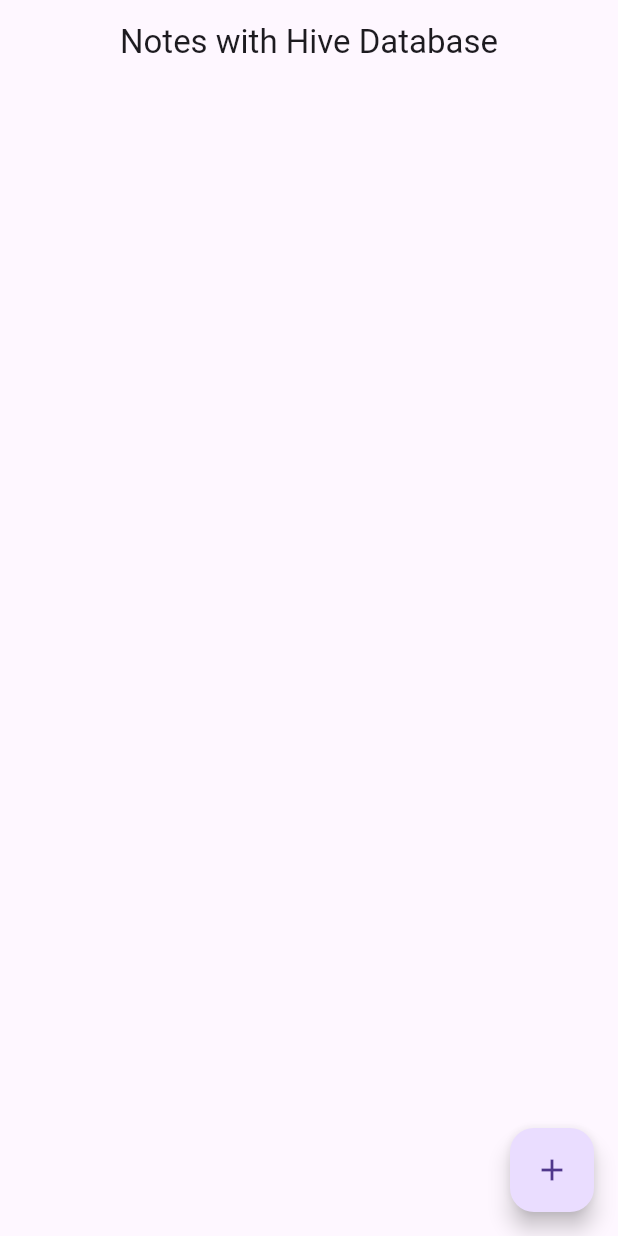
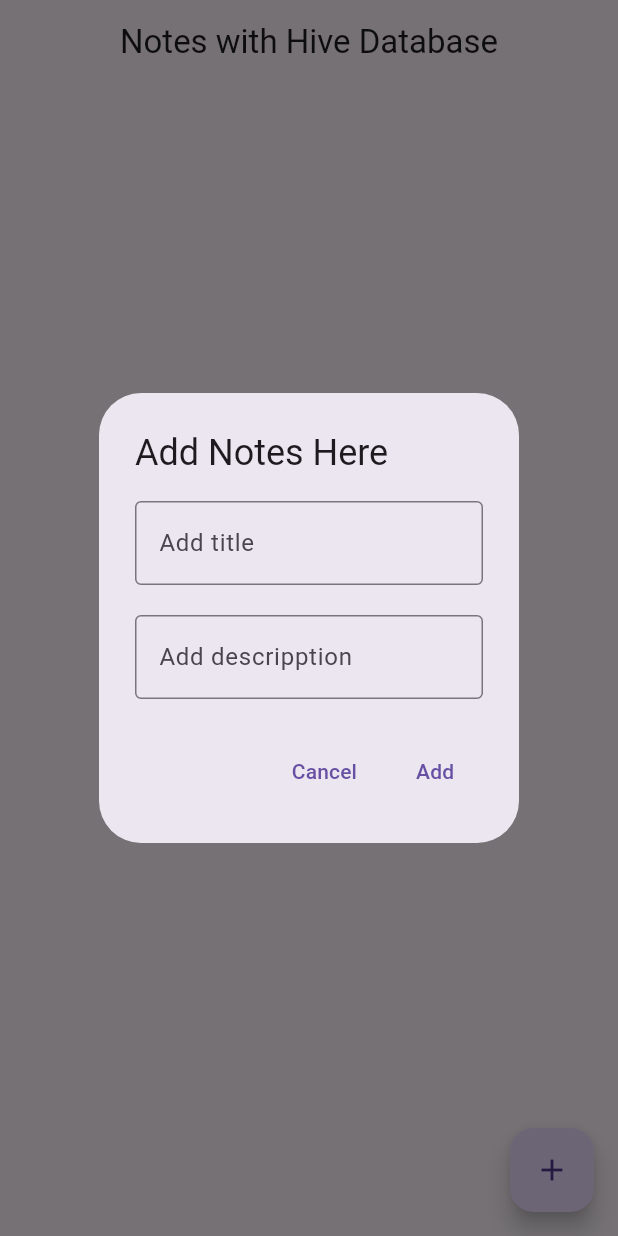
Before and after one commit to azix-khan/flutter_hive, a Flutter app: the screen it shows after launch, after a tap on the "add" icon, on a phone screen of 412 x 824 dp. Run offline on Flutter 3.47's test engine with Material 3 defaults, Android fonts, the phone set to English and light mode, and no system bars; our stand-ins replace hive; accounts and stored records are empty.

Commit message:
boxes added for notes

```diff
--- /dev/null
+++ b/lib/boxes/boxes.dart
@@ -0,0 +1,6 @@
+import 'package:flutter_hive/models/notes_model.dart';
+import 'package:hive/hive.dart';
+
+class Boxes {
+  static Box<NotesModel> getData() => Hive.box<NotesModel>('notes');
+}
--- a/lib/home_screen.dart
+++ b/lib/home_screen.dart
@@ -1,4 +1,6 @@
 import 'package:flutter/material.dart';
+import 'package:flutter_hive/boxes/boxes.dart';
+import 'package:flutter_hive/models/notes_model.dart';
 
 class HomeScreen extends StatefulWidget {
   const HomeScreen({super.key});
@@ -8,6 +10,8 @@ class HomeScreen extends StatefulWidget {
 }
 
 class _HomeScreenState extends State<HomeScreen> {
+  final titleController = TextEditingController();
+  final descriptionController = TextEditingController();
   @override
   Widget build(BuildContext context) {
     return Scaffold(
@@ -15,13 +19,70 @@ class _HomeScreenState extends State<HomeScreen> {
         title: const Text("Notes with Hive Database"),
         centerTitle: true,
       ),
-      body: Column(
+      body: const Column(
         children: [],
       ),
       floatingActionButton: FloatingActionButton(
-        onPressed: () async {},
+        onPressed: () async {
+          _showMyDialog();
+        },
         child: const Icon(Icons.add),
       ),
     );
   }
+
+  Future<void> _showMyDialog() async {
+    return showDialog(
+        context: context,
+        builder: (context) {
+          return AlertDialog(
+            title: const Text("Add Notes Here"),
+            actions: [
+              TextButton(
+                onPressed: () {
+                  Navigator.pop(context);
+                },
+                child: const Text("Cancel"),
+              ),
+              TextButton(
+                onPressed: () {
+                  // to add data to boxes
+                  final data = NotesModel(
+                      title: titleController.text,
+                      description: descriptionController.text);
+
+                  final box = Boxes.getData();
+                  box.add(data);
+
+                  Navigator.pop(context);
+                },
+                child: const Text("Add"),
+              ),
+            ],
+            content: SingleChildScrollView(
+              child: Column(
+                children: [
+                  TextFormField(
+                    controller: titleController,
+                    decoration: const InputDecoration(
+                      hintText: 'Add title',
+                      border: OutlineInputBorder(),
+                    ),
+                  ),
+                  const SizedBox(
+                    height: 20,
+                  ),
+                  TextFormField(
+                    controller: descriptionController,
+                    decoration: const InputDecoration(
+                      hintText: 'Add descripption',
+                      border: OutlineInputBorder(),
+                    ),
+                  ),
+                ],
+              ),
+            ),
+          );
+        });
+  }
 }
--- a/lib/main.dart
+++ b/lib/main.dart
@@ -1,5 +1,6 @@
 import 'package:flutter/material.dart';
 import 'package:flutter_hive/home_screen.dart';
+import 'package:flutter_hive/models/notes_model.dart';
 import 'package:hive/hive.dart';
 import 'package:path_provider/path_provider.dart';
 
@@ -7,6 +8,10 @@ void main() async {
   WidgetsFlutterBinding.ensureInitialized();
   var directory = await getApplicationDocumentsDirectory();
   Hive.init(directory.path);
+  //now register notes model adapter
+  Hive.registerAdapter(NotesModelAdapter());
+  // open box and provide notes model
+  await Hive.openBox<NotesModel>('notes');
   runApp(const MyApp());
 }
 
@@ -19,7 +24,7 @@ class MyApp extends StatelessWidget {
       theme: ThemeData.light(
         useMaterial3: true,
       ),
-      title: 'Flutter Hive db practice',
+      title: 'Notes App Using Hive db practice',
       debugShowCheckedModeBanner: false,
       home: const HomeScreen(),
     );
--- a/lib/models/notes_model.dart
+++ b/lib/models/notes_model.dart
@@ -2,7 +2,7 @@ import 'package:hive/hive.dart';
 part 'notes_model.g.dart';
 
 @HiveType(typeId: 0)
-class NotesModel {
+class NotesModel extends HiveObject {
   //give hive unique field
   @HiveField(0)
   String title;
```
